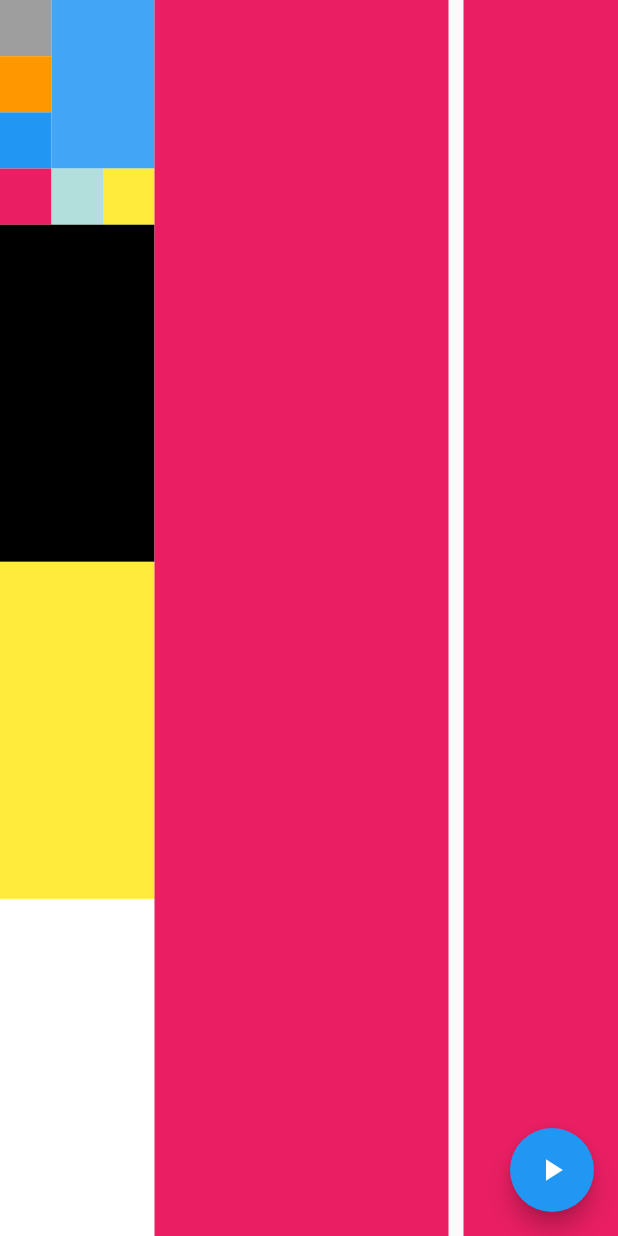
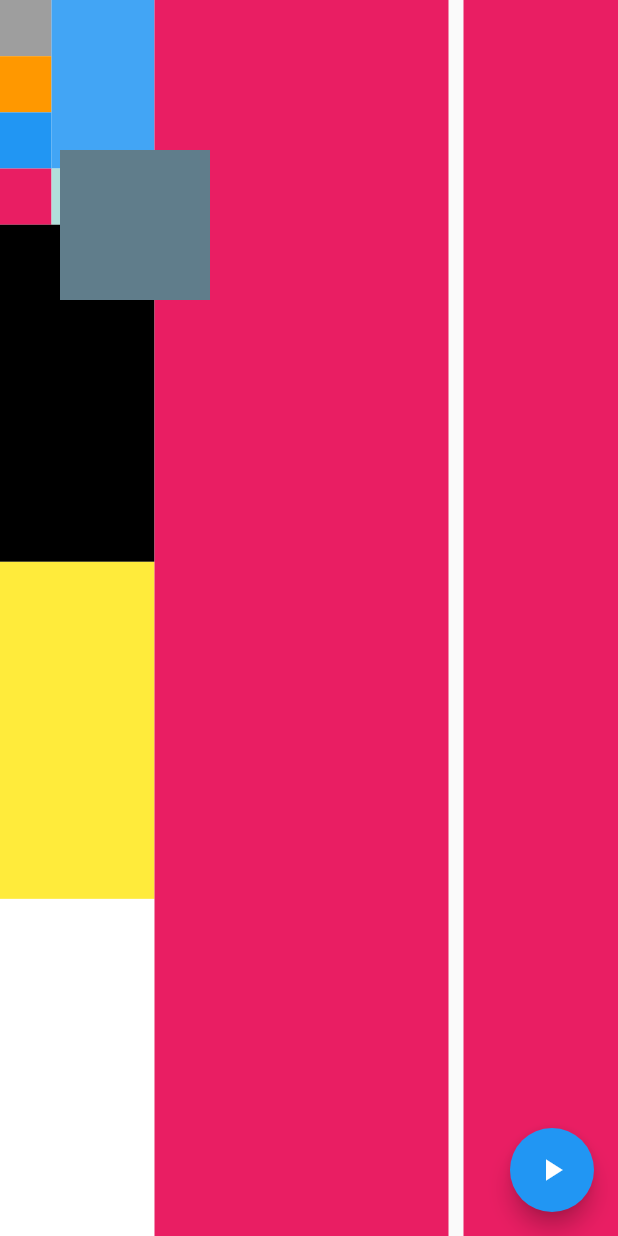
Before and after one commit to bhtri/flutter-200lab, a Flutter app: the screen it shows after launch, on a phone screen of 412 x 824 dp. Run offline on Flutter 3.47's test engine with Material 2 defaults, Android fonts, the phone set to English and light mode, and no system bars.

Commit message:
➕ level 2

```diff
--- a/my_app/day01/lib/home.dart
+++ b/my_app/day01/lib/home.dart
@@ -12,7 +12,9 @@ class _HomePageState extends State<HomePage> {
   @override
   Widget build(BuildContext context) {
     return Scaffold(
-      body: Row(
+      body: Stack(
+        children: [
+          Row(
             children: [
               Expanded(
                 flex: 1,
@@ -61,6 +63,17 @@ class _HomePageState extends State<HomePage> {
               const Area(flex: 1, color: Colors.pink),
             ],
           ),
+          Positioned(
+            top: 100,
+            left: 40,
+            child: Container(
+              height: 100,
+              width: 100,
+              color: Colors.blueGrey,
+            ),
+          ),
+        ],
+      ),
       floatingActionButton: FloatingActionButton(
         onPressed: () {},
         tooltip: 'Increment',
```
Lines whose indentation alone changed are shown as unchanged.
